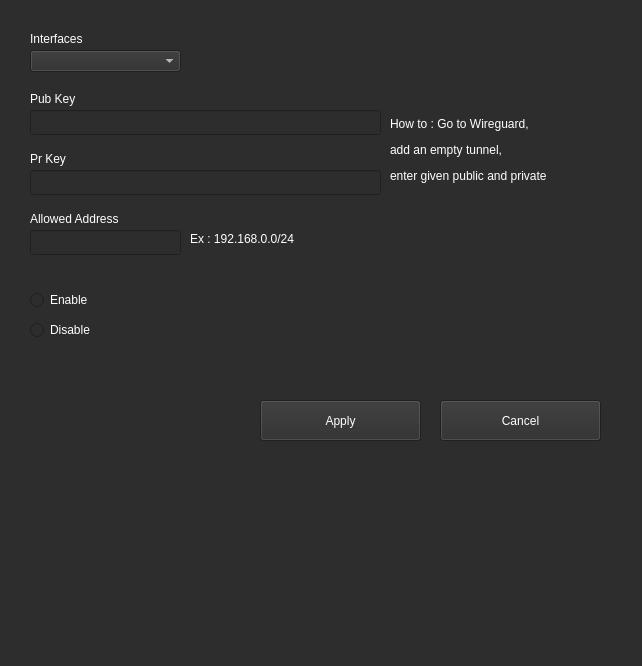
Before: the Qt Designer form UI/VpnPeersConfig.ui in monico18/LTI-SDN-Controller, drawn with Qt 5.
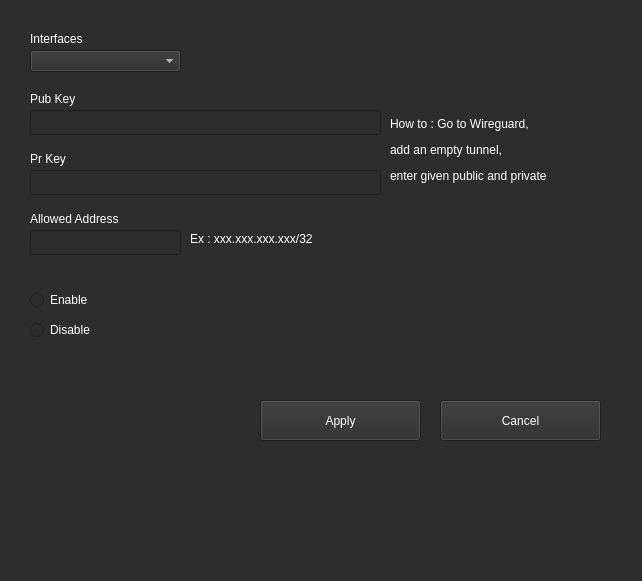
After: the same form once the commit is applied.

Patch:
```diff
--- a/UI/VpnPeersConfig.ui
+++ b/UI/VpnPeersConfig.ui
@@ -7,7 +7,7 @@
     <x>0</x>
     <y>0</y>
     <width>642</width>
-    <height>666</height>
+    <height>581</height>
    </rect>
   </property>
   <property name="windowTitle">
@@ -1482,7 +1482,7 @@
     <rect>
      <x>190</x>
      <y>230</y>
-     <width>121</width>
+     <width>131</width>
      <height>17</height>
     </rect>
    </property>
@@ -1659,7 +1659,7 @@
     </palette>
    </property>
    <property name="text">
-    <string>Ex : 192.168.0.0/24</string>
+    <string>Ex : xxx.xxx.xxx.xxx/32</string>
    </property>
   </widget>
   <widget class="QLabel" name="label_5">
```
